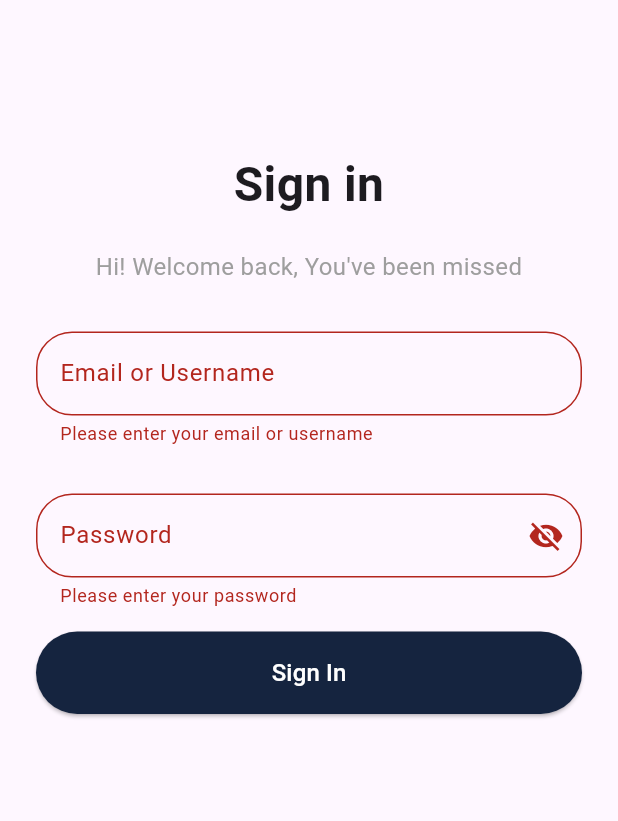
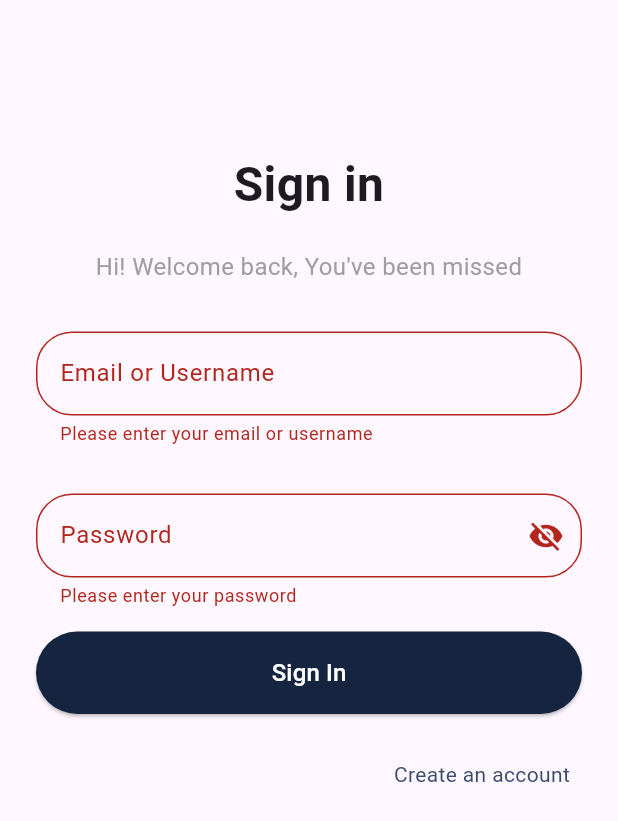
Before and after one commit to ZooZM/attendance_app, a Flutter app: the screen it shows after launch, after a tap on "Sign In", on a phone screen of 412 x 824 dp. Shown: the top 821 px of the screen. Run offline on Flutter 3.47's test engine with Material 3 defaults, Android fonts, the phone set to English and light mode, and no system bars; our stand-ins replace bloc, curved_navigation_bar, dartz, dio, equatable, flutter_bloc and 6 more; accounts and stored records are empty; generated files the repository leaves out were written again; network calls fail.

Commit message:
feat: Initialize Hive and seed default users in the application
- Added initHiveAndSeedUsers function to initialize Hive and register UserModel adapter.
- Seeded default user data into Hive if the userBox is empty.
- Implemented a SplashScreen with animations and navigation to the LoginPage.
- Updated Podfile for iOS and macOS to ensure proper Flutter integration.

```diff
--- a/lib/constants.dart
+++ b/lib/constants.dart
@@ -8,3 +8,5 @@ const kBlack = Color(0xFF000000);
 const kWhite = Color(0xFFffffff);
 const kGray = Color(0xFFc4cbd9);
 const kOrange = Color(0xFFf04a4a);
+
+List<String> roles = ['Employee', 'Customer', 'Manager', 'Admin'];
--- a/lib/main.dart
+++ b/lib/main.dart
@@ -1,21 +1,17 @@
 import 'package:attendance_app/src/core/utils/bloc_observer.dart';
+import 'package:attendance_app/src/core/utils/init_hive.dart';
 import 'package:attendance_app/src/core/utils/service_locator.dart';
-import 'package:attendance_app/src/core/models/user_model.dart';
 import 'package:attendance_app/src/features/home/presentation/cubits/login_cubit/login_cubit.dart';
-import 'package:attendance_app/src/features/home/presentation/pages/login_page.dart';
-import 'package:bloc/bloc.dart';
+import 'package:attendance_app/src/features/splash/presentation/splash_screen.dart';
 import 'package:flutter/material.dart';
 import 'package:flutter_bloc/flutter_bloc.dart';
-import 'package:hive_flutter/hive_flutter.dart';
 
 final GlobalKey<ScaffoldMessengerState> scaffoldMessengerKey =
     GlobalKey<ScaffoldMessengerState>();
 Future<void> main() async {
   WidgetsFlutterBinding.ensureInitialized();
   await setup();
-  await Hive.initFlutter();
-
-  Hive.registerAdapter(UserModelAdapter());
+  await initHiveAndSeedUsers();
   Bloc.observer = MyBlocObserver();
   runApp(
     BlocProvider(
@@ -33,7 +29,7 @@ class MyApp extends StatelessWidget {
     return MaterialApp(
       scaffoldMessengerKey: scaffoldMessengerKey,
       debugShowCheckedModeBanner: false,
-      home: const LoginPage(),
+      home: const SplashScreen(),
     );
   }
 }
--- /dev/null
+++ b/lib/src/core/utils/init_hive.dart
@@ -0,0 +1,62 @@
+import 'package:attendance_app/src/core/models/user_model.dart';
+import 'package:hive_flutter/hive_flutter.dart';
+
+Future<void> initHiveAndSeedUsers() async {
+  await Hive.initFlutter();
+  Hive.registerAdapter(UserModelAdapter());
+
+  final userBox = await Hive.openBox<UserModel>("userBox");
+
+  if (userBox.isEmpty) {
+    final List<UserModel> defaultUsers = [
+      UserModel(
+        id: '1',
+        name: 'Admin User',
+        email: 'admin@gmail.com',
+        role: 'Admin',
+        userName: 'admin',
+        attendance: 'Present',
+        createdAt: DateTime.now(),
+        password: '12345678',
+      ),
+      UserModel(
+        id: '2',
+        name: 'Employee User',
+        email: 'employee@gmail.com',
+        role: 'Employee',
+        userName: 'employee',
+        attendance: 'Present',
+        createdAt: DateTime.now(),
+        password: '12345678',
+      ),
+      UserModel(
+        id: '3',
+        name: 'Customer User',
+        email: 'customer@gmail.com',
+        role: 'Customer',
+        userName: 'customer',
+        attendance: 'Present',
+        createdAt: DateTime.now(),
+        password: '12345678',
+      ),
+      UserModel(
+        id: '4',
+        name: 'Manager User',
+        email: 'manager@gmail.com',
+        role: 'Manager',
+        userName: 'manager',
+        attendance: 'Present',
+        createdAt: DateTime.now(),
+        password: '12345678',
+      ),
+    ];
+
+    for (var user in defaultUsers) {
+      await userBox.put(user.id, user);
+    }
+
+    print("Default users added to Hive.");
+  } else {
+    print("ℹUsers already exist in Hive, skipping seeding.");
+  }
+}
--- a/lib/src/features/home/data/repositories/auth_repo_impl.dart
+++ b/lib/src/features/home/data/repositories/auth_repo_impl.dart
@@ -36,7 +36,7 @@ class AuthRepoImpl implements AuthRepo {
           return Left(ServerFailure("User not Found."));
         }
         if (localUser!.password == password) {
-          if (localUser.role == 'admin') {
+          if (localUser.role == 'Admin') {
             return Right(localUser);
           } else {
             return Left(ServerFailure("You are not authorized to login."));
@@ -62,7 +62,6 @@ class AuthRepoImpl implements AuthRepo {
     required String name,
   }) async {
     try {
-      await localDataSource.clearCache();
       final result = await remoteDataSource.createAccount(
         userName,
         email,
--- a/lib/src/features/home/presentation/pages/login_page.dart
+++ b/lib/src/features/home/presentation/pages/login_page.dart
@@ -1,6 +1,7 @@
-import 'package:attendance_app/src/core/utils/service_locator.dart';
+import 'package:attendance_app/constants.dart';
 import 'package:attendance_app/src/features/home/presentation/cubits/login_cubit/login_cubit.dart';
 import 'package:attendance_app/src/features/home/presentation/pages/home_page.dart';
+import 'package:attendance_app/src/features/home/presentation/pages/settings_page.dart';
 import 'package:attendance_app/src/features/home/presentation/widgets/custtom_button.dart';
 import 'package:flutter/material.dart';
 import 'package:flutter_bloc/flutter_bloc.dart';
@@ -161,7 +162,24 @@ class _LoginPageState extends State<LoginPage> {
                       );
                     },
                   ),
-                  const SizedBox(height: 32),
+                  const SizedBox(height: 16),
+                  Align(
+                    alignment: Alignment.centerRight,
+                    child: IconButton(
+                      onPressed: () {
+                        Navigator.push(
+                          context,
+                          MaterialPageRoute(
+                            builder: (context) => const SettingsPage(),
+                          ),
+                        );
+                      },
+                      icon: const Text(
+                        "Create an account",
+                        style: TextStyle(color: ksecondryColor),
+                      ),
+                    ),
+                  ),
                 ],
               ),
             ),
--- a/lib/src/features/home/presentation/widgets/create_acount_formkey.dart
+++ b/lib/src/features/home/presentation/widgets/create_acount_formkey.dart
@@ -1,3 +1,4 @@
+import 'package:attendance_app/constants.dart';
 import 'package:attendance_app/src/features/home/domain/usecases/craete_acount_use_case.dart';
 import 'package:attendance_app/src/features/home/presentation/cubits/create_account_cubit/create_account_cubit.dart';
 import 'package:attendance_app/src/features/home/presentation/widgets/custtom_button.dart';
@@ -143,7 +144,7 @@ class _CreateAcountFormkeyState extends State<CreateAcountFormkey> {
               ),
             ),
             value: _selectRole,
-            items: ['Employee', 'Customer', 'Manager'].map((String gender) {
+            items: roles.map((String gender) {
               return DropdownMenuItem<String>(
                 value: gender,
                 child: Text(gender),
--- /dev/null
+++ b/lib/src/features/splash/presentation/splash_screen.dart
@@ -0,0 +1,78 @@
+import 'package:attendance_app/constants.dart';
+import 'package:attendance_app/src/features/home/presentation/pages/login_page.dart';
+import 'package:flutter/material.dart';
+
+class SplashScreen extends StatefulWidget {
+  const SplashScreen({super.key});
+
+  @override
+  State<SplashScreen> createState() => _SplashScreenState();
+}
+
+class _SplashScreenState extends State<SplashScreen>
+    with SingleTickerProviderStateMixin {
+  late AnimationController _controller;
+  late Animation<double> _fadeAnimation;
+  late Animation<double> _scaleAnimation;
+
+  @override
+  void initState() {
+    super.initState();
+
+    _controller = AnimationController(
+      duration: const Duration(seconds: 2),
+      vsync: this,
+    );
+
+    _fadeAnimation = Tween<double>(
+      begin: 0.0,
+      end: 1.0,
+    ).animate(CurvedAnimation(parent: _controller, curve: Curves.easeIn));
+
+    _scaleAnimation = Tween<double>(
+      begin: 0.5,
+      end: 1.0,
+    ).animate(CurvedAnimation(parent: _controller, curve: Curves.easeOutBack));
+
+    _controller.forward();
+
+    Future.delayed(const Duration(seconds: 3), () {
+      _fetchUser();
+    });
+  }
+
+  void _fetchUser() async {
+    await Future.delayed(const Duration(milliseconds: 500));
+    Navigator.pushReplacement(
+      context,
+      MaterialPageRoute(builder: (context) => const LoginPage()),
+    );
+  }
+
+  @override
+  void dispose() {
+    _controller.dispose();
+    super.dispose();
+  }
+
+  @override
+  Widget build(BuildContext context) {
+    return Scaffold(
+      backgroundColor: kWhite,
+      body: Center(
+        child: AnimatedBuilder(
+          animation: _controller,
+          builder: (context, child) => Opacity(
+            opacity: _fadeAnimation.value,
+            child: Transform.scale(scale: _scaleAnimation.value, child: child),
+          ),
+          child: Image.asset(
+            'assets/app_icon/app_logo.png',
+            width: 180,
+            height: 180,
+          ),
+        ),
+      ),
+    );
+  }
+}
--- a/lib/src/features/user/presentation/pages/update_user_page.dart
+++ b/lib/src/features/user/presentation/pages/update_user_page.dart
@@ -1,6 +1,7 @@
 import 'package:attendance_app/src/core/utils/service_locator.dart';
 import 'package:attendance_app/src/features/user/presentation/cubits/delete_user_cubit/delete_user_cubit_cubit.dart';
 import 'package:attendance_app/src/features/user/presentation/cubits/fetch_single_user_cubit/fetch_single_user_cubit.dart';
+import 'package:attendance_app/src/features/user/presentation/cubits/fetch_users_cubit/fetch_users_cubit.dart';
 import 'package:attendance_app/src/features/user/presentation/widgets/update_user_body.dart';
 import 'package:flutter/material.dart';
 import 'package:flutter_bloc/flutter_bloc.dart';
@@ -20,6 +21,7 @@ class UpdateUserPage extends StatelessWidget {
             BlocProvider(create: (context) => getIt<FetchSingleUserCubit>()),
             BlocProvider(create: (context) => getIt<UpdateUserCubit>()),
             BlocProvider(create: (context) => getIt<DeleteUserCubit>()),
+            BlocProvider(create: (context) => getIt<FetchUsersCubit>()),
           ],
           child: UpdateUserBody(userId: userId),
         ),
--- a/lib/src/features/user/presentation/widgets/users_taple.dart
+++ b/lib/src/features/user/presentation/widgets/users_taple.dart
@@ -89,7 +89,7 @@ class _UsersTableState extends State<UsersTable> {
                         ? Text(
                             user.attendance,
                             style: TextStyle(
-                              color: user.attendance.toLowerCase() == "check_in"
+                              color: user.attendance.toLowerCase() == "check in"
                                   ? Colors.green
                                   : Colors.red,
                             ),
```
Also changed, not shown: lib/src/features/home/presentation/widgets/profile_body.dart (+9 -2 lines), lib/src/features/user/presentation/widgets/attendance_body.dart (+0 -8 lines), lib/src/features/user/presentation/widgets/update_user_body.dart (+33 -11 lines), pubspec.yaml (+8 -6 lines), assets/app_icon/app_logo.png (added), pubspec.lock, 6 other files.
